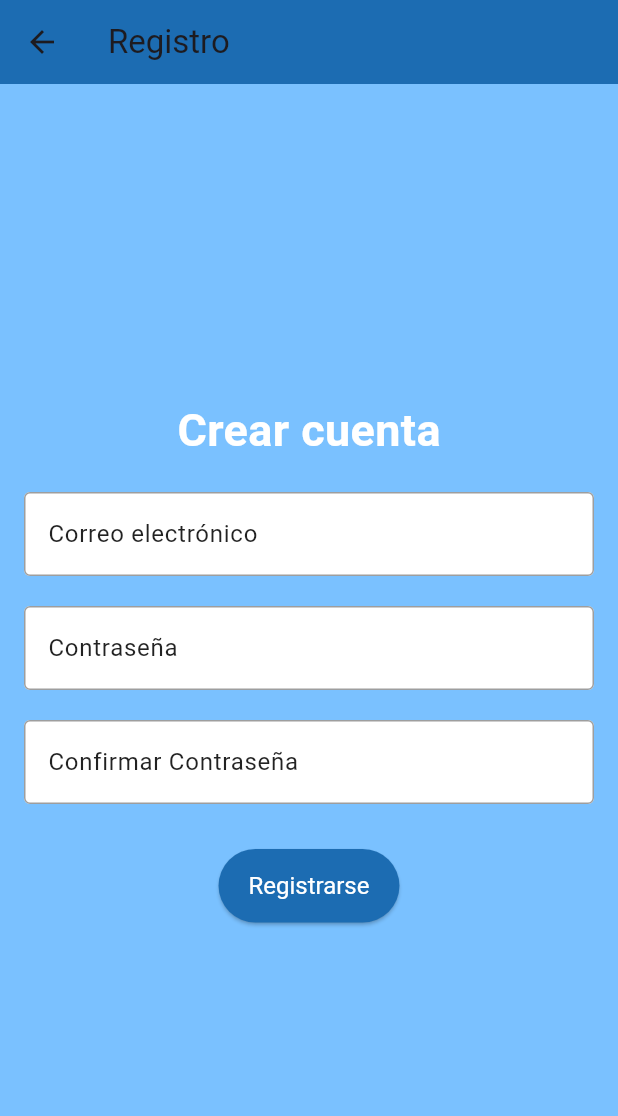
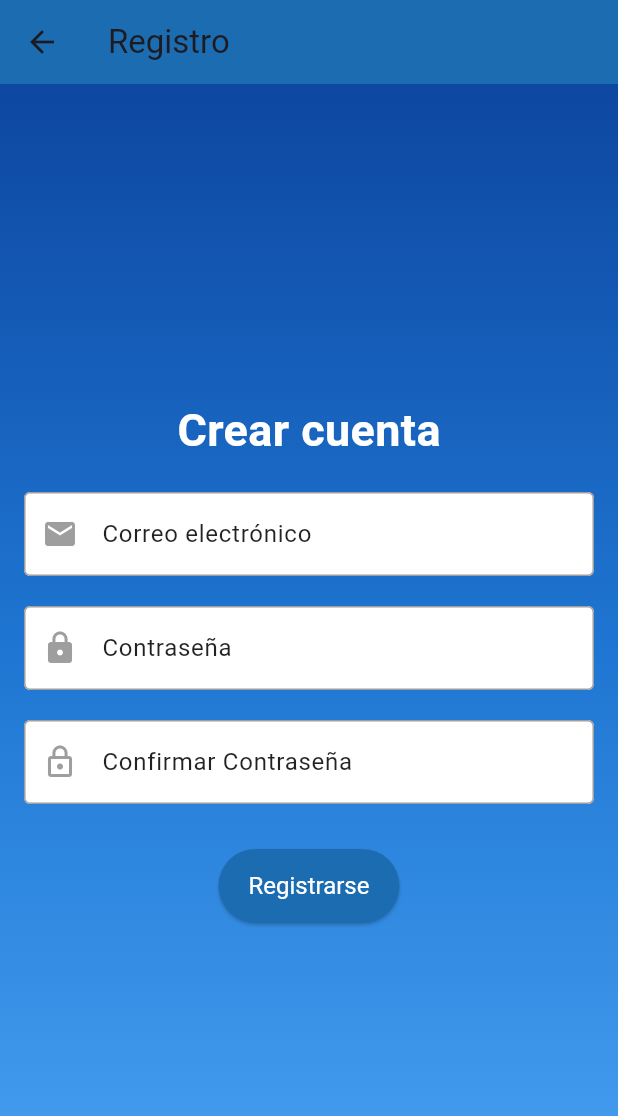
Before and after one commit to Jotaoesee/actividad3_app, a Flutter app: the Registro screen opened by its route, on a phone screen of 412 x 824 dp. Shown: the top 1116 px of the screen. Run offline on Flutter 3.47's test engine with Material 3 defaults, Android fonts, the phone set to English and light mode, and no system bars.

Commit message:
añado un degradado de fondo y añado iconos en los campos correspondientes

```diff
--- a/lib/pantallas/registro.dart
+++ b/lib/pantallas/registro.dart
@@ -47,7 +47,17 @@ class Registro extends StatelessWidget {
         backgroundColor: const Color.fromARGB(255, 28, 108, 178),
       ),
       body: Container(
-        color: const Color.fromARGB(255, 122, 193, 255),
+        decoration: const BoxDecoration(
+          gradient: LinearGradient(
+            colors: [
+              Color(0xFF0D47A1),
+              Color(0xFF1F77D3),
+              Color(0xFF4AA3F3),
+            ],
+            begin: Alignment.topCenter,
+            end: Alignment.bottomCenter,
+          ),
+        ),
         child: Padding(
           padding: const EdgeInsets.all(16),
           child: Column(
@@ -69,6 +79,7 @@ class Registro extends StatelessWidget {
                   fillColor: Colors.white,
                   labelText: 'Correo electrónico',
                   labelStyle: TextStyle(color: Colors.black87),
+                  prefixIcon: Icon(Icons.email, color: Colors.grey,),
                   border: OutlineInputBorder(),
                   enabledBorder: OutlineInputBorder(
                     borderSide: BorderSide(color: Colors.grey),
@@ -87,6 +98,7 @@ class Registro extends StatelessWidget {
                   fillColor: Colors.white,
                   labelText: 'Contraseña',
                   labelStyle: TextStyle(color: Colors.black87),
+                  prefixIcon: Icon(Icons.lock, color: Colors.grey),
                   border: OutlineInputBorder(),
                   enabledBorder: OutlineInputBorder(
                     borderSide: BorderSide(color: Colors.grey),
@@ -105,6 +117,7 @@ class Registro extends StatelessWidget {
                   fillColor: Colors.white,
                   labelText: 'Confirmar Contraseña',
                   labelStyle: TextStyle(color: Colors.black87),
+                  prefixIcon: Icon(Icons.lock_outline, color: Colors.grey),
                   border: OutlineInputBorder(),
                   enabledBorder: OutlineInputBorder(
                     borderSide: BorderSide(color: Colors.grey),
```
